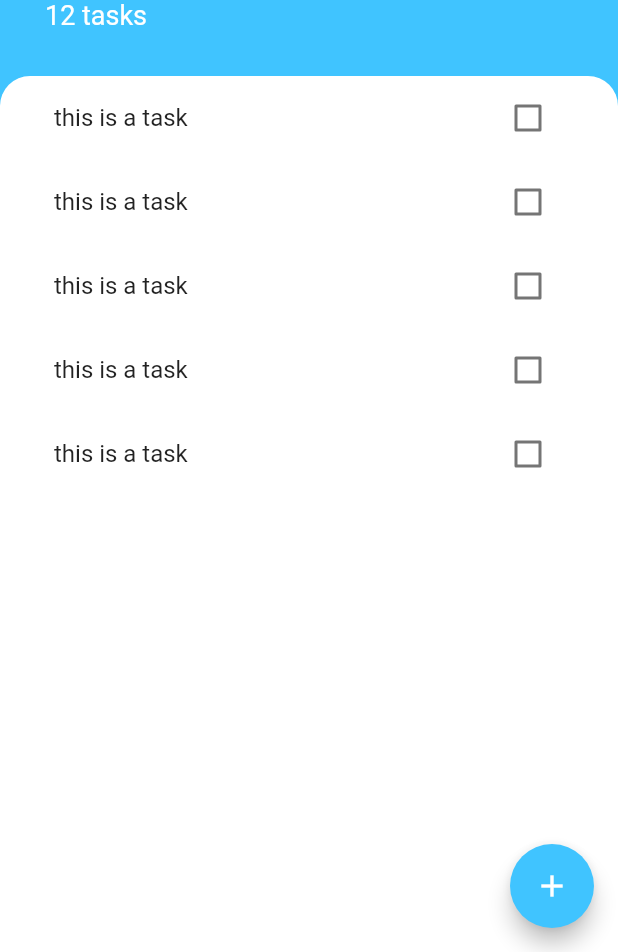
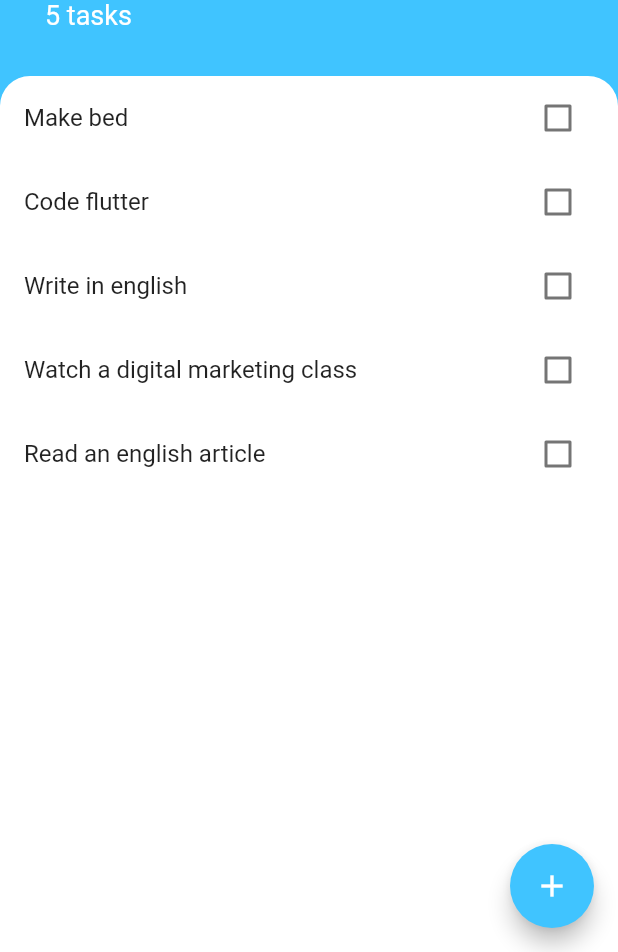
Before and after one commit to BacelarVitor/Todoey, a Flutter app: the screen it shows after launch, on a phone screen of 412 x 824 dp, the part 284-1236 px from its top. Run offline on Flutter 3.47's test engine with Material 2 defaults, Android fonts, the phone set to English and light mode, and no system bars.

Commit message:
adicionando tasks dinamicamente

```diff
--- a/lib/main.dart
+++ b/lib/main.dart
@@ -11,7 +11,7 @@ class MyApp extends StatelessWidget {
   @override
   Widget build(BuildContext context) {
     return MaterialApp(
-      home: TasksScreen(false),
+      home: TasksScreen(),
     );
   }
 }
--- /dev/null
+++ b/lib/models/task.dart
@@ -0,0 +1,14 @@
+class Task {
+  final String name;
+  bool _isDone = false;
+
+  Task({required this.name});
+
+  void toggleDone() {
+    _isDone = !_isDone;
+  }
+
+  bool getIsDone() {
+    return _isDone;
+  }
+}
--- a/lib/screens/add_task_screen.dart
+++ b/lib/screens/add_task_screen.dart
@@ -1,7 +1,10 @@
 import 'package:flutter/material.dart';
 
 class AddTaskScreen extends StatelessWidget {
-  const AddTaskScreen({Key? key}) : super(key: key);
+  final Function addTaskCallback;
+  String _typedTaskName = '';
+
+  AddTaskScreen({required this.addTaskCallback});
 
   @override
   Widget build(BuildContext context) {
@@ -27,12 +30,13 @@ class AddTaskScreen extends StatelessWidget {
             TextField(
               autofocus: true,
               textAlign: TextAlign.center,
+              onChanged: (typed) => _typedTaskName = typed,
             ),
             SizedBox(
               height: 20,
             ),
             TextButton(
-              onPressed: () => print('fon'),
+              onPressed: () => addTaskCallback(_typedTaskName),
               child: Text(
                 'Add',
                 style: TextStyle(
--- a/lib/screens/tasks_screen.dart
+++ b/lib/screens/tasks_screen.dart
@@ -1,10 +1,26 @@
 import 'package:flutter/material.dart';
+import 'package:todoey/models/task.dart';
 import 'package:todoey/screens/add_task_screen.dart';
 import 'package:todoey/widgets/tasks_list.dart';
 
-class TasksScreen extends StatelessWidget {
-  TasksScreen(this.isChecked);
-  bool isChecked;
+class TasksScreen extends StatefulWidget {
+  @override
+  _TasksScreenState createState() => _TasksScreenState();
+}
+
+class _TasksScreenState extends State<TasksScreen> {
+  List<Task> tasks = [
+    Task(name: 'Make bed'),
+    Task(name: 'Code flutter'),
+    Task(name: 'Write in english'),
+    Task(name: 'Watch a digital marketing class'),
+    Task(name: 'Read an english article'),
+  ];
+
+  addNewTask(String taskTitle) {
+    var newTask = Task(name: taskTitle);
+    tasks.add(newTask);
+  }
 
   @override
   Widget build(BuildContext context) {
@@ -17,9 +33,17 @@ class TasksScreen extends StatelessWidget {
           context: context,
           isScrollControlled: true,
           builder: (context) => SingleChildScrollView(
-              padding: EdgeInsets.only(
-                  bottom: MediaQuery.of(context).viewInsets.bottom),
-              child: AddTaskScreen()),
+            padding: EdgeInsets.only(
+                bottom: MediaQuery.of(context).viewInsets.bottom),
+            child: AddTaskScreen(
+              addTaskCallback: (newTask) {
+                setState(() {
+                  addNewTask(newTask);
+                });
+                Navigator.pop(context);
+              },
+            ),
+          ),
         ),
       ),
       body: Column(
@@ -52,7 +76,7 @@ class TasksScreen extends StatelessWidget {
                   ),
                 ),
                 Text(
-                  '12 tasks',
+                  '${tasks.length} tasks',
                   style: TextStyle(
                     color: Colors.white,
                     fontSize: 18.0,
@@ -71,7 +95,9 @@ class TasksScreen extends StatelessWidget {
                   topRight: Radius.circular(20.0),
                 ),
               ),
-              child: TasksList(),
+              child: TasksList(
+                tasks: tasks,
+              ),
             ),
           ),
         ],
--- a/lib/widgets/task_tile.dart
+++ b/lib/widgets/task_tile.dart
@@ -1,41 +1,27 @@
 import 'package:flutter/material.dart';
 
-class TaskTile extends StatefulWidget {
-  @override
-  _TaskTileState createState() => _TaskTileState();
-}
+class TaskTile extends StatelessWidget {
+  final bool isChecked;
+  final String title;
+  final ValueChanged<bool?> toogleCheckbox;
 
-class _TaskTileState extends State<TaskTile> {
-  bool isChecked = false;
+  TaskTile(
+      {required this.title,
+      required this.isChecked,
+      required this.toogleCheckbox});
 
   @override
   Widget build(BuildContext context) {
     return ListTile(
       title: Text(
-        'this is a task',
+        title,
         style: TextStyle(
             decoration: isChecked ? TextDecoration.lineThrough : null),
       ),
-      trailing: TaskCheckbox(isChecked, (bool? newValue) {
-        setState(() {
-          isChecked = newValue ?? false;
-        });
-      }),
+      trailing: Checkbox(
+        value: isChecked,
+        onChanged: toogleCheckbox,
+      ),
     );
   }
 }
-
-class TaskCheckbox extends StatelessWidget {
-  final bool checkboxState;
-  final ValueChanged<bool?> toggleCheckBoxState;
-
-  TaskCheckbox(this.checkboxState, this.toggleCheckBoxState);
-
-  @override
-  Widget build(BuildContext context) {
-    return Checkbox(
-      value: checkboxState,
-      onChanged: toggleCheckBoxState,
-    );
-  }
-}
--- a/lib/widgets/tasks_list.dart
+++ b/lib/widgets/tasks_list.dart
@@ -1,18 +1,31 @@
 import 'package:flutter/material.dart';
+import 'package:todoey/models/task.dart';
 import 'package:todoey/widgets/task_tile.dart';
 
-class TasksList extends StatelessWidget {
+class TasksList extends StatefulWidget {
+  final List<Task> tasks;
+
+  TasksList({required this.tasks});
+
+  @override
+  _TaskListState createState() => _TaskListState();
+}
+
+class _TaskListState extends State<TasksList> {
   @override
   Widget build(BuildContext context) {
-    return ListView(
-      padding: EdgeInsets.symmetric(horizontal: 20.0),
-      children: [
-        TaskTile(),
-        TaskTile(),
-        TaskTile(),
-        TaskTile(),
-        TaskTile(),
-      ],
+    return ListView.builder(
+      itemBuilder: (context, index) {
+        return TaskTile(
+            title: widget.tasks[index].name,
+            isChecked: widget.tasks[index].getIsDone(),
+            toogleCheckbox: (bool? newValue) {
+              setState(() {
+                widget.tasks[index].toggleDone();
+              });
+            });
+      },
+      itemCount: widget.tasks.length,
     );
   }
 }
```
